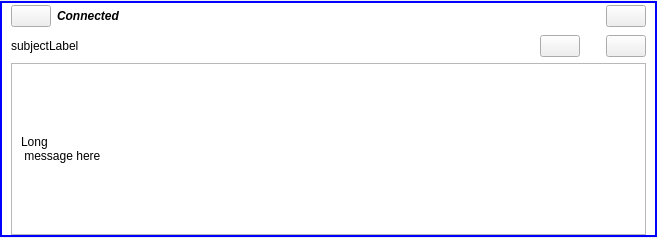
First picture: the form in retroshare-gui/src/gui/feeds/ChanMsgItem.ui, repository RetroShare/RetroShare, before the edit.
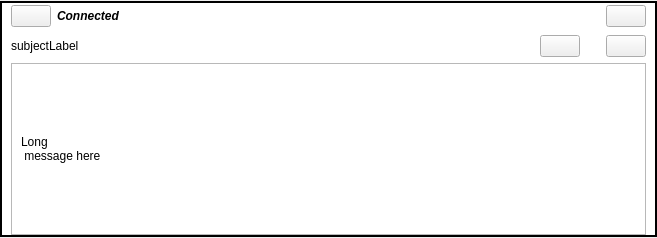
Second picture: the form after the edit. Icons and pictures are not drawn.

Commit message: set Border color for all feed item's to black

The edit to the form file:
```diff
--- a/retroshare-gui/src/gui/feeds/ChanMsgItem.ui
+++ b/retroshare-gui/src/gui/feeds/ChanMsgItem.ui
@@ -35,7 +35,7 @@
       </sizepolicy>
      </property>
      <property name="styleSheet">
-      <string notr="true">QFrame#frame{border: 2px solid blue;
+      <string notr="true">QFrame#frame{border: 2px solid black;
 background: white;}</string>
      </property>
      <property name="frameShape">
```
The commit also changes 4 other files.
